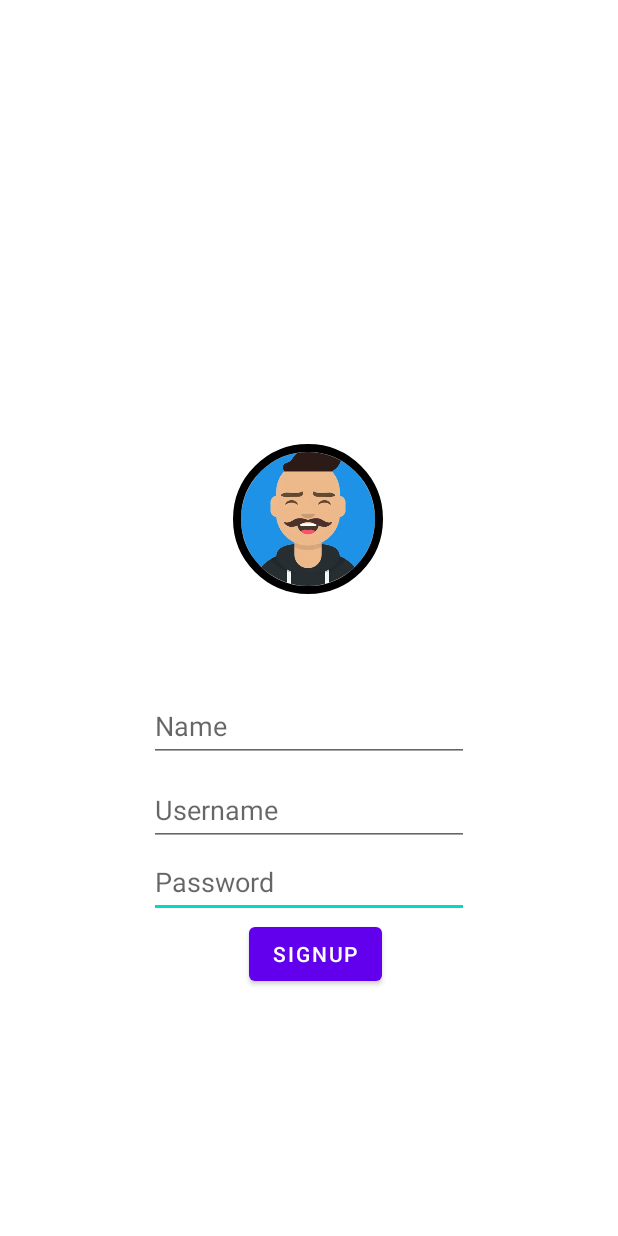
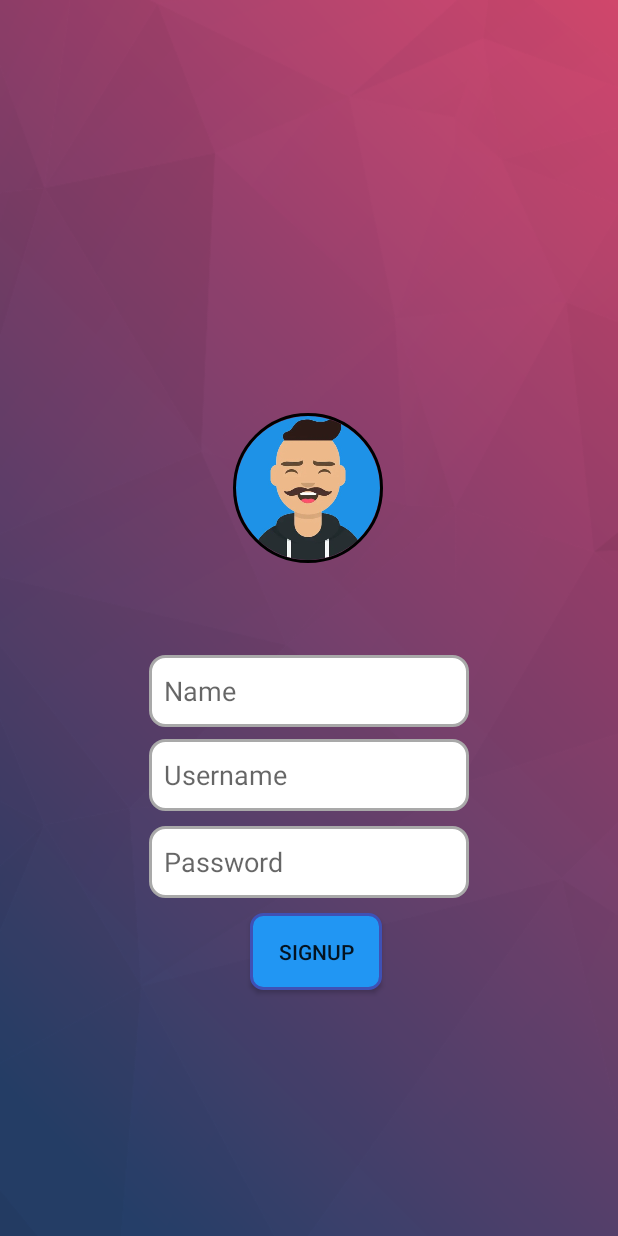
Before and after one commit to yyuvraj54/Nego, an Android app: the signup screen opened directly, with no data from a screen before it, on a phone screen of 412 x 824 dp. Run offline under Robolectric (Android 15) with nearby library versions, the phone set to English and light mode, and no system bars; our stand-ins replace CircleImageView, Firebase (no records; nobody signed in at launch, a user with empty details on screens opened directly); pictures from the network do not load.

Commit message:
changed resource files and added more gradients to views

```diff
--- a/app/src/main/AndroidManifest.xml
+++ b/app/src/main/AndroidManifest.xml
@@ -9,9 +9,9 @@
         android:allowBackup="true"
         android:dataExtractionRules="@xml/data_extraction_rules"
         android:fullBackupContent="@xml/backup_rules"
-        android:icon="@mipmap/ic_launcher"
+        android:icon="@drawable/logo"
         android:label="@string/app_name"
-        android:roundIcon="@mipmap/ic_launcher_round"
+        android:roundIcon="@drawable/logo"
         android:supportsRtl="true"
         android:theme="@style/Theme.Nego"
         android:usesCleartextTraffic="true"
--- /dev/null
+++ b/app/src/main/res/drawable/btn.xml
@@ -0,0 +1,25 @@
+<?xml version="1.0" encoding="utf-8"?>
+<shape xmlns:android="http://schemas.android.com/apk/res/android">
+
+    <corners android:radius="8dp" />
+
+    <gradient
+        android:type="linear"
+        android:startColor="#2196F3"
+    android:endColor="#2196F3"
+    android:centerX="0.5"
+    android:centerY="0.5"
+    android:angle="90" />
+
+    <stroke
+        android:width="2dp"
+        android:color="#3F51B5" />
+
+
+    <padding
+        android:left="16dp"
+        android:top="16dp"
+        android:right="16dp"
+        android:bottom="16dp" />
+
+</shape>
--- a/app/src/main/res/layout/activity_signup.xml
+++ b/app/src/main/res/layout/activity_signup.xml
@@ -1,10 +1,16 @@
 <?xml version="1.0" encoding="utf-8"?>
 <androidx.constraintlayout.widget.ConstraintLayout xmlns:android="http://schemas.android.com/apk/res/android"
     xmlns:app="http://schemas.android.com/apk/res-auto"
-    xmlns:tools="http://schemas.android.com/tools"
     android:layout_width="match_parent"
     android:layout_height="match_parent"
-    tools:context=".Auth.signup">
+    tools:context=".Auth.signup"
+    xmlns:tools="http://schemas.android.com/tools"
+    android:orientation="vertical"
+    android:background="@drawable/back2">
+
+
+
+
 
 
     <de.hdodenhof.circleimageview.CircleImageView
@@ -15,7 +21,7 @@
         android:layout_marginBottom="28dp"
         android:src="@drawable/avtar"
         app:civ_border_color="#FF000000"
-        app:civ_border_width="5dp"
+        app:civ_border_width="2dp"
         app:layout_constraintBottom_toTopOf="@+id/nameET"
         app:layout_constraintEnd_toEndOf="parent"
         app:layout_constraintHorizontal_bias="0.498"
@@ -28,20 +34,26 @@
         android:layout_width="wrap_content"
         android:layout_height="wrap_content"
         android:layout_marginBottom="164dp"
+        android:background="@drawable/btn"
         android:text="Signup"
         app:layout_constraintBottom_toBottomOf="parent"
         app:layout_constraintEnd_toEndOf="parent"
         app:layout_constraintHorizontal_bias="0.514"
-        app:layout_constraintStart_toStartOf="parent" />
+        app:layout_constraintStart_toStartOf="parent"
+         />
+
 
     <EditText
         android:id="@+id/passwordET"
         android:layout_width="wrap_content"
         android:layout_height="wrap_content"
+        android:layout_marginBottom="10dp"
+        android:background="@drawable/rounded_edittext_background"
         android:ems="10"
         android:hint="Password"
         android:inputType="text"
         android:minHeight="48dp"
+        android:paddingStart="10dp"
         app:layout_constraintBottom_toTopOf="@+id/signBtn"
         app:layout_constraintEnd_toEndOf="parent"
         app:layout_constraintStart_toStartOf="parent" />
@@ -54,7 +66,9 @@
         android:ems="10"
         android:hint="Name"
         android:inputType="text"
+        android:paddingStart="10dp"
         android:minHeight="48dp"
+        android:background="@drawable/rounded_edittext_background"
         app:layout_constraintBottom_toTopOf="@+id/userET"
         app:layout_constraintEnd_toEndOf="parent"
         app:layout_constraintStart_toStartOf="parent" />
@@ -63,10 +77,13 @@
         android:id="@+id/userET"
         android:layout_width="wrap_content"
         android:layout_height="wrap_content"
+        android:layout_marginBottom="10dp"
+        android:background="@drawable/rounded_edittext_background"
         android:ems="10"
         android:hint="Username"
         android:inputType="text"
         android:minHeight="48dp"
+        android:paddingStart="10dp"
         app:layout_constraintBottom_toTopOf="@+id/passwordET"
         app:layout_constraintEnd_toEndOf="parent"
         app:layout_constraintStart_toStartOf="parent"
--- a/app/src/main/res/layout/fragment_profile.xml
+++ b/app/src/main/res/layout/fragment_profile.xml
@@ -65,6 +65,7 @@
     <Button
         android:id="@+id/logoutBtn"
         android:layout_marginTop="20dp"
+        android:background="@drawable/logout"
         android:layout_width="wrap_content"
         android:layout_height="wrap_content"
         android:fontFamily="@font/gilroybold"
--- a/app/src/main/res/layout/nav_header_main.xml
+++ b/app/src/main/res/layout/nav_header_main.xml
@@ -4,7 +4,7 @@
     android:layout_width="match_parent"
     android:id="@+id/drawer"
     android:layout_height="@dimen/nav_header_height"
-    android:background="@drawable/side_nav_bar"
+    android:background="@drawable/backgroud"
     android:gravity="bottom"
     android:orientation="vertical"
     android:paddingLeft="@dimen/activity_horizontal_margin"
--- a/app/src/main/res/values-night/themes.xml
+++ b/app/src/main/res/values-night/themes.xml
@@ -1,7 +1,7 @@
 <resources xmlns:tools="http://schemas.android.com/tools">
     <!-- Base application theme. -->
 
-    <style name="Theme.Nego" parent="Theme.MaterialComponents.Light.NoActionBar">
+    <style name="Theme.Nego" parent="Theme.AppCompat.Light.NoActionBar">
         <item name="android:forceDarkAllowed" tools:targetApi="q">false</item>
         <!-- Primary brand color. -->
         <item name="colorPrimary">@color/purple_500</item>
--- a/app/src/main/res/values/themes.xml
+++ b/app/src/main/res/values/themes.xml
@@ -1,6 +1,6 @@
 <resources xmlns:tools="http://schemas.android.com/tools">
     <!-- Base application theme. -->
-    <style name="Theme.Nego" parent="Theme.MaterialComponents.DayNight.NoActionBar">
+    <style name="Theme.Nego" parent="Theme.AppCompat.Light.NoActionBar">
         <!-- Primary brand color. -->
         <item name="colorPrimary">@color/purple_500</item>
         <item name="colorPrimaryVariant">@color/Themecolor</item>
```
Also changed, not shown: app/src/main/java/com/example/nego/MainActivity.kt (+10 -0 lines), app/src/main/res/drawable/backgroud.xml (added, +24 -0 lines), app/src/main/res/drawable/logout.xml (added, +25 -0 lines), app/src/main/res/layout/activity_login.xml (+6 -4 lines), app/src/main/res/drawable/back1.png (added), app/src/main/res/drawable/back2.png (added), app/src/main/res/drawable/logo.png (added).
